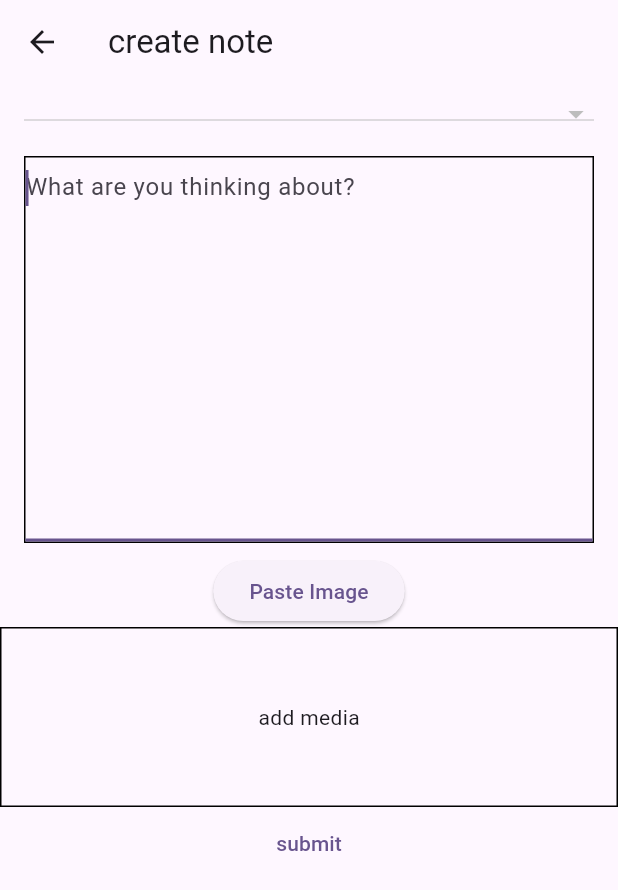
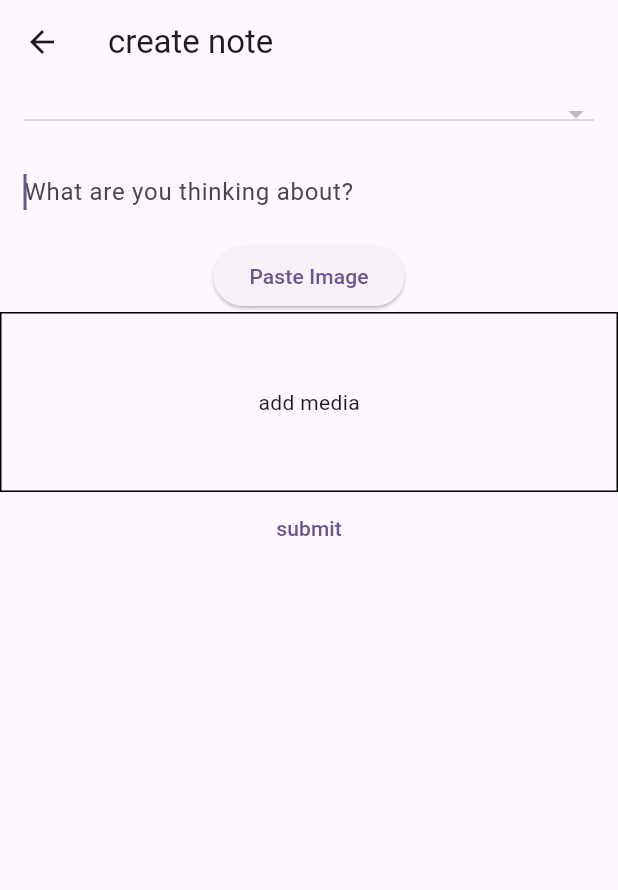
Before and after one commit to opheliagame/flutter-komorebi, a Flutter app: the screen it shows after launch, after a tap on "create note page", on a phone screen of 412 x 824 dp. Shown: the top 890 px of the screen. Run offline on Flutter 3.47's test engine with Material 3 defaults, Android fonts, the phone set to English and light mode, and no system bars; our stand-ins replace auto_route, drift, drift_flutter, flutter_hooks, flutter_riverpod, hooks_riverpod and 1 more; accounts and stored records are empty; generated files the repository leaves out were written again.

Commit message:
small text input field change

```diff
--- a/lib/src/features/collections/presentation/page/create_page.dart
+++ b/lib/src/features/collections/presentation/page/create_page.dart
@@ -235,21 +235,25 @@ class _InputWidget extends HookConsumerWidget {
       cursor: SystemMouseCursors.click,
       child: Padding(
         padding: const EdgeInsets.symmetric(horizontal: 16, vertical: 8),
-        child: Container(
-          decoration: BoxDecoration(border: Border.all()),
         child: Form(
           child: TextFormField(
             controller: inputTextEditingController,
-              decoration: InputDecoration(hintText: 'What are you thinking about?'),
+            decoration: InputDecoration(
+              hintText: 'What are you thinking about?',
+              border: InputBorder.none,
+              enabledBorder: InputBorder.none,
+              focusedBorder: InputBorder.none,
+            ),
             autofocus: true,
-              maxLines: 10,
+            minLines: 1,
+            maxLines: null,
+            keyboardType: TextInputType.multiline,
             validator: (value) {
               if (value == null || value.isEmpty) {
                 return '';
               }
               return null;
             },
-            ),
           ),
         ),
       ),
```
Lines whose indentation alone changed are shown as unchanged.
